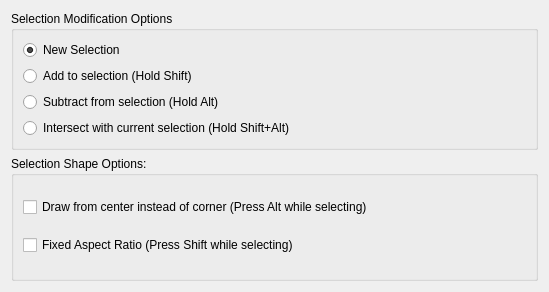
This is designer/SelectionModificationWidgetUi.ui in skitzycat/beedraw as Qt 5 draws it before an edit. The edited form follows.
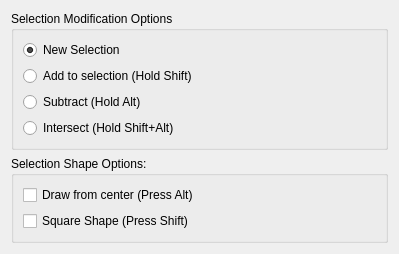
This is the edited form.

Commit message: fixed selection display animation, trimmed down text in selection tool options dialogs

The edit to the form file:
```diff
--- a/designer/SelectionModificationWidgetUi.ui
+++ b/designer/SelectionModificationWidgetUi.ui
@@ -1,12 +1,12 @@
 <ui version="4.0" >
  <class>SelectionModificationWidget</class>
- <widget class="QWidget" name="SelectionModificationWidget" >
-  <property name="geometry" >
+ <widget class="QWidget" name="SelectionModificationWidget">
+  <property name="geometry">
    <rect>
     <x>0</x>
     <y>0</y>
-    <width>549</width>
-    <height>292</height>
+    <width>399</width>
+    <height>252</height>
    </rect>
   </property>
   <property name="windowTitle" >
@@ -40,16 +40,16 @@
        </widget>
       </item>
       <item>
-       <widget class="QRadioButton" name="subtract_selection_button" >
-        <property name="text" >
-         <string>Subtract from selection (Hold Alt)</string>
+       <widget class="QRadioButton" name="subtract_selection_button">
+        <property name="text">
+         <string>Subtract (Hold Alt)</string>
         </property>
        </widget>
       </item>
       <item>
-       <widget class="QRadioButton" name="intersect_selection_button" >
-        <property name="text" >
-         <string>Intersect with current selection (Hold Shift+Alt)</string>
+       <widget class="QRadioButton" name="intersect_selection_button">
+        <property name="text">
+         <string>Intersect (Hold Shift+Alt)</string>
         </property>
        </widget>
       </item>
@@ -63,16 +63,16 @@
      </property>
      <layout class="QVBoxLayout" name="verticalLayout_3" >
       <item>
-       <widget class="QCheckBox" name="checkBox_draw_center" >
-        <property name="text" >
-         <string>Draw from center instead of corner (Press Alt while selecting)</string>
+       <widget class="QCheckBox" name="checkBox_draw_center">
+        <property name="text">
+         <string>Draw from center (Press Alt)</string>
         </property>
        </widget>
       </item>
       <item>
-       <widget class="QCheckBox" name="checkBox_fixed_aspect" >
-        <property name="text" >
-         <string>Fixed Aspect Ratio (Press Shift while selecting)</string>
+       <widget class="QCheckBox" name="checkBox_fixed_aspect">
+        <property name="text">
+         <string>Square Shape (Press Shift)</string>
         </property>
        </widget>
       </item>
```
Left out of the diff: 31 changed lines with no effect on the pictures. The commit also changes 4 other files.
